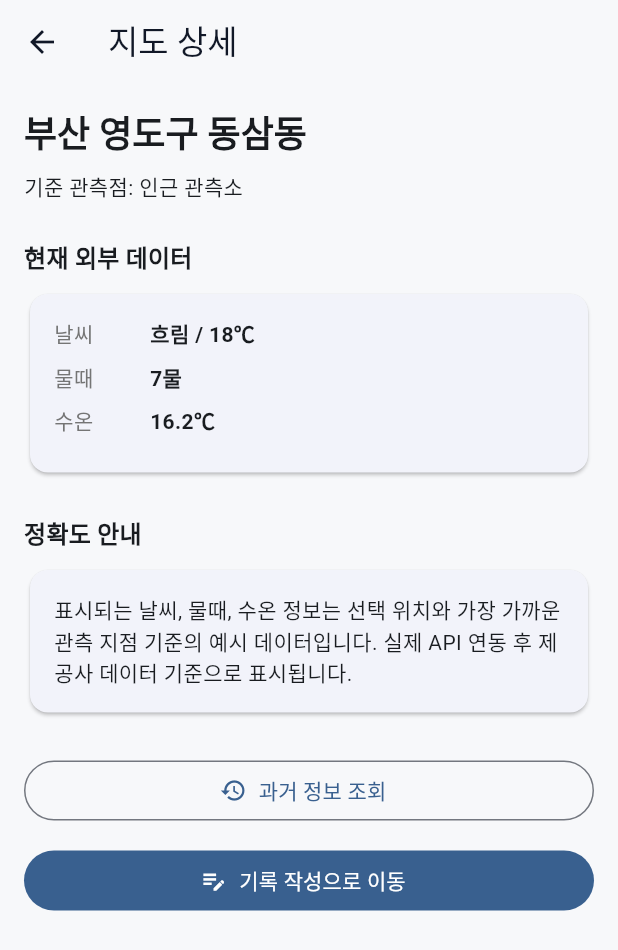
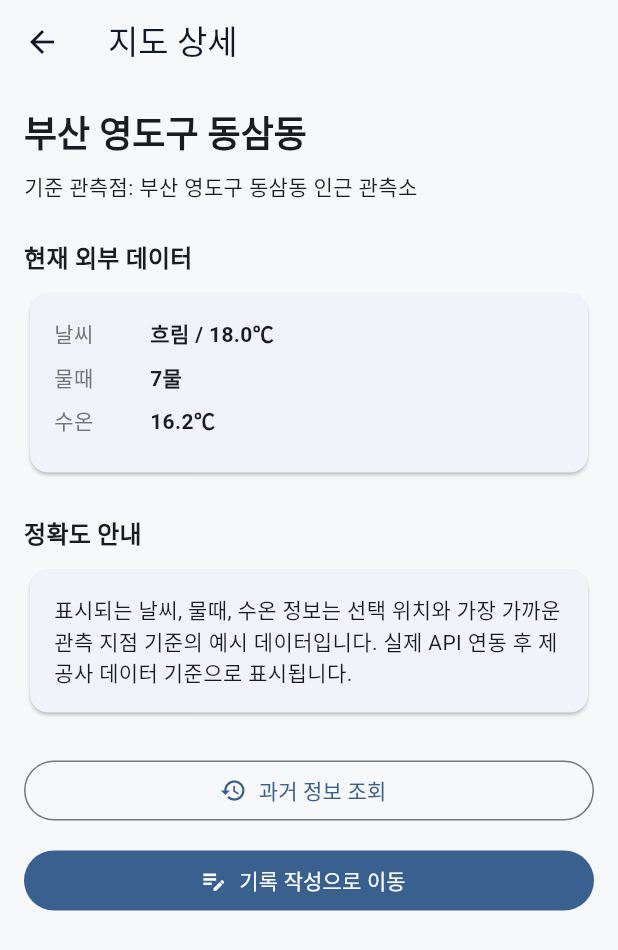
Before and after one commit to yunjinhwa/fishing_calendar, a Flutter app: the MapPage screen opened directly, after a tap on "자세히 보기", on a phone screen of 412 x 824 dp. Shown: the top 950 px of the screen. Run offline on Flutter 3.47's test engine with Material 3 defaults, Android fonts, the light colour scheme and no system bars.

Commit message:
[feat] - 외부 데이터 mock 조회 상태 처리 추가
- 외부 데이터 모델을 추가했습니다.
- mock 외부 데이터 서비스를 추가했습니다.
- 지도 화면에서 mock 서비스를 통해 외부 데이터를 조회하도록 수정했습니다.
- 외부 데이터 조회 중 로딩 상태를 표시하도록 구성했습니다.
- 외부 데이터 조회 성공 시 날씨, 물때, 기온, 수온을 표시하도록 수정했습니다.
- 외부 데이터 조회 실패 상태와 다시 조회 버튼을 추가했습니다.
- 실패 상태에서 기록 작성 시 위치만 전달되도록 처리했습니다.
- 지도 상세 화면에 외부 데이터 모델을 전달하도록 수정했습니다.
- 지도 상세 및 지도 메인에서 기록 작성 화면으로 외부 데이터를 전달하도록 정리했습니다.

```diff
--- /dev/null
+++ b/lib/data/models/external_data.dart
@@ -0,0 +1,19 @@
+class ExternalData {
+  final String locationName;
+  final String weather;
+  final double airTemperature;
+  final String tide;
+  final double waterTemperature;
+  final String observationPointName;
+  final DateTime observedAt;
+
+  const ExternalData({
+    required this.locationName,
+    required this.weather,
+    required this.airTemperature,
+    required this.tide,
+    required this.waterTemperature,
+    required this.observationPointName,
+    required this.observedAt,
+  });
+}
--- /dev/null
+++ b/lib/data/services/mock_external_data_service.dart
@@ -0,0 +1,23 @@
+import '../models/external_data.dart';
+
+class MockExternalDataService {
+  Future<ExternalData> fetchCurrentData({
+    required String locationName,
+  }) async {
+    await Future.delayed(const Duration(milliseconds: 700));
+
+    if (locationName.contains('실패')) {
+      throw Exception('mock external data failure');
+    }
+
+    return ExternalData(
+      locationName: locationName,
+      weather: '흐림',
+      airTemperature: 18,
+      tide: '7물',
+      waterTemperature: 16.2,
+      observationPointName: '$locationName 인근 관측소',
+      observedAt: DateTime.now(),
+    );
+  }
+}
--- a/lib/presentation/map/map_detail_page.dart
+++ b/lib/presentation/map/map_detail_page.dart
@@ -2,11 +2,17 @@ import 'package:flutter/material.dart';
 
 import 'map_history_page.dart';
 import '../record/record_form_page.dart';
+import '../../data/models/external_data.dart';
 
 class MapDetailPage extends StatelessWidget {
   final String selectedLocation;
+  final ExternalData? externalData;
 
-  const MapDetailPage({super.key, required this.selectedLocation});
+  const MapDetailPage({
+    super.key,
+    required this.selectedLocation,
+    this.externalData,
+  });
 
   @override
   Widget build(BuildContext context) {
@@ -24,18 +30,28 @@ class MapDetailPage extends StatelessWidget {
             ),
             const SizedBox(height: 8),
             Text(
-              '기준 관측점: 인근 관측소',
+              '기준 관측점: ${externalData?.observationPointName ?? '조회 정보 없음'}',
               style: Theme.of(context).textTheme.bodyMedium,
             ),
             const SizedBox(height: 24),
 
             _SectionTitle(title: '현재 외부 데이터'),
             const SizedBox(height: 8),
-            const _InfoCard(
+            _InfoCard(
               children: [
-                _InfoRow(label: '날씨', value: '흐림 / 18℃'),
-                _InfoRow(label: '물때', value: '7물'),
-                _InfoRow(label: '수온', value: '16.2℃'),
+                _InfoRow(
+                  label: '날씨',
+                  value: externalData == null
+                      ? '-'
+                      : '${externalData!.weather} / ${externalData!.airTemperature}℃',
+                ),
+                _InfoRow(label: '물때', value: externalData?.tide ?? '-'),
+                _InfoRow(
+                  label: '수온',
+                  value: externalData == null
+                      ? '-'
+                      : '${externalData!.waterTemperature}℃',
+                ),
               ],
             ),
             const SizedBox(height: 24),
@@ -67,14 +83,22 @@ class MapDetailPage extends StatelessWidget {
 
             FilledButton.icon(
               onPressed: () {
+                if (externalData == null) {
+                  ScaffoldMessenger.of(context).showSnackBar(
+                    const SnackBar(
+                      content: Text('외부 데이터가 없어 위치만 입력한 상태로 기록을 작성합니다.'),
+                    ),
+                  );
+                }
+
                 Navigator.of(context).push(
                   MaterialPageRoute(
                     builder: (_) => RecordFormPage(
                       initialLocation: selectedLocation,
-                      initialTide: '7물',
-                      initialWeather: '흐림',
-                      initialAirTemperature: 18,
-                      initialWaterTemperature: 16.2,
+                      initialTide: externalData?.tide,
+                      initialWeather: externalData?.weather,
+                      initialAirTemperature: externalData?.airTemperature,
+                      initialWaterTemperature: externalData?.waterTemperature,
                     ),
                   ),
                 );
--- a/lib/presentation/map/map_page.dart
+++ b/lib/presentation/map/map_page.dart
@@ -3,6 +3,8 @@ import 'package:flutter/material.dart';
 import 'map_fallback_page.dart';
 import 'map_detail_page.dart';
 import '../record/record_form_page.dart';
+import '../../data/models/external_data.dart';
+import '../../data/services/mock_external_data_service.dart';
 
 class MapPage extends StatefulWidget {
   const MapPage({super.key});
@@ -13,13 +15,51 @@ class MapPage extends StatefulWidget {
 
 class _MapPageState extends State<MapPage> {
   final searchController = TextEditingController();
+  final externalDataService = MockExternalDataService();
 
   String selectedLocation = '부산 영도구 동삼동';
+  ExternalData? externalData;
+  bool isLoadingExternalData = false;
+  String? externalDataErrorMessage;
+
+  @override
+  void initState() {
+    super.initState();
+    fetchExternalData();
+  }
 
   @override
   void dispose() {
     searchController.dispose();
     super.dispose();
+  }
+
+  Future<void> fetchExternalData() async {
+    setState(() {
+      isLoadingExternalData = true;
+      externalDataErrorMessage = null;
+    });
+
+    try {
+      final data = await externalDataService.fetchCurrentData(
+        locationName: selectedLocation,
+      );
+
+      if (!mounted) return;
+
+      setState(() {
+        externalData = data;
+        isLoadingExternalData = false;
+      });
+    } catch (_) {
+      if (!mounted) return;
+
+      setState(() {
+        externalData = null;
+        isLoadingExternalData = false;
+        externalDataErrorMessage = '외부 데이터를 가져오지 못했습니다.';
+      });
+    }
   }
 
   void searchLocation() {
@@ -35,6 +75,7 @@ class _MapPageState extends State<MapPage> {
     });
 
     showMessage('$keyword 위치를 선택했습니다.');
+    fetchExternalData();
   }
 
   Future<void> openFallbackPage() async {
@@ -50,6 +91,8 @@ class _MapPageState extends State<MapPage> {
       selectedLocation = result;
       searchController.text = result;
     });
+
+    fetchExternalData();
   }
 
   void showMessage(String message) {
@@ -93,7 +136,13 @@ class _MapPageState extends State<MapPage> {
             _MapPlaceholder(selectedLocation: selectedLocation),
             const SizedBox(height: 16),
 
-            _ExternalDataCard(selectedLocation: selectedLocation),
+            _ExternalDataCard(
+              selectedLocation: selectedLocation,
+              externalData: externalData,
+              isLoading: isLoadingExternalData,
+              errorMessage: externalDataErrorMessage,
+              onRetry: fetchExternalData,
+            ),
             const SizedBox(height: 16),
 
             Row(
@@ -103,8 +152,10 @@ class _MapPageState extends State<MapPage> {
                     onPressed: () {
                       Navigator.of(context).push(
                         MaterialPageRoute(
-                          builder: (_) =>
-                              MapDetailPage(selectedLocation: selectedLocation),
+                          builder: (_) => MapDetailPage(
+                            selectedLocation: selectedLocation,
+                            externalData: externalData,
+                          ),
                         ),
                       );
                     },
@@ -116,14 +167,18 @@ class _MapPageState extends State<MapPage> {
                 Expanded(
                   child: FilledButton.icon(
                     onPressed: () {
+                      if (externalDataErrorMessage != null) {
+                        showMessage('외부 데이터 조회에 실패했습니다. 위치만 입력한 상태로 기록을 작성합니다.');
+                      }
+
                       Navigator.of(context).push(
                         MaterialPageRoute(
                           builder: (_) => RecordFormPage(
                             initialLocation: selectedLocation,
-                            initialTide: '7물',
-                            initialWeather: '흐림',
-                            initialAirTemperature: 18,
-                            initialWaterTemperature: 16.2,
+                            initialTide: externalData?.tide,
+                            initialWeather: externalData?.weather,
+                            initialAirTemperature: externalData?.airTemperature,
+                            initialWaterTemperature: externalData?.waterTemperature,
                           ),
                         ),
                       );
@@ -178,11 +233,68 @@ class _MapPlaceholder extends StatelessWidget {
 
 class _ExternalDataCard extends StatelessWidget {
   final String selectedLocation;
+  final ExternalData? externalData;
+  final bool isLoading;
+  final String? errorMessage;
+  final VoidCallback onRetry;
 
-  const _ExternalDataCard({required this.selectedLocation});
+  const _ExternalDataCard({
+    required this.selectedLocation,
+    required this.externalData,
+    required this.isLoading,
+    required this.errorMessage,
+    required this.onRetry,
+  });
 
   @override
   Widget build(BuildContext context) {
+    if (isLoading) {
+      return const Card(
+        child: Padding(
+          padding: EdgeInsets.all(24),
+          child: Center(child: CircularProgressIndicator()),
+        ),
+      );
+    }
+
+    if (errorMessage != null) {
+      return Card(
+        child: Padding(
+          padding: const EdgeInsets.all(16),
+          child: Column(
+            crossAxisAlignment: CrossAxisAlignment.start,
+            children: [
+              Text(
+                '외부 데이터 조회 실패',
+                style: Theme.of(
+                  context,
+                ).textTheme.titleMedium?.copyWith(fontWeight: FontWeight.bold),
+              ),
+              const SizedBox(height: 8),
+              Text(errorMessage!),
+              const SizedBox(height: 12),
+              OutlinedButton.icon(
+                onPressed: onRetry,
+                icon: const Icon(Icons.refresh),
+                label: const Text('다시 조회'),
+              ),
+            ],
+          ),
+        ),
+      );
+    }
+
+    final data = externalData;
+
+    if (data == null) {
+      return const Card(
+        child: Padding(
+          padding: EdgeInsets.all(16),
+          child: Text('조회된 외부 데이터가 없습니다.'),
+        ),
+      );
+    }
+
     return Card(
       child: Padding(
         padding: const EdgeInsets.all(16),
@@ -197,31 +309,35 @@ class _ExternalDataCard extends StatelessWidget {
             ),
             const SizedBox(height: 4),
             Text(
-              selectedLocation,
+              data.locationName,
+              style: Theme.of(context).textTheme.bodySmall,
+            ),
+            const SizedBox(height: 4),
+            Text(
+              '기준 관측점: ${data.observationPointName}',
               style: Theme.of(context).textTheme.bodySmall,
             ),
             const SizedBox(height: 16),
-
-            const Row(
+            Row(
               children: [
                 Expanded(
                   child: _ExternalDataItem(
                     label: '날씨',
-                    value: '흐림',
+                    value: '${data.weather} / ${data.airTemperature}℃',
                     icon: Icons.cloud_outlined,
                   ),
                 ),
                 Expanded(
                   child: _ExternalDataItem(
                     label: '물때',
-                    value: '7물',
+                    value: data.tide,
                     icon: Icons.waves_outlined,
                   ),
                 ),
                 Expanded(
                   child: _ExternalDataItem(
                     label: '수온',
-                    value: '16.2℃',
+                    value: '${data.waterTemperature}℃',
                     icon: Icons.thermostat_outlined,
                   ),
                 ),
```
